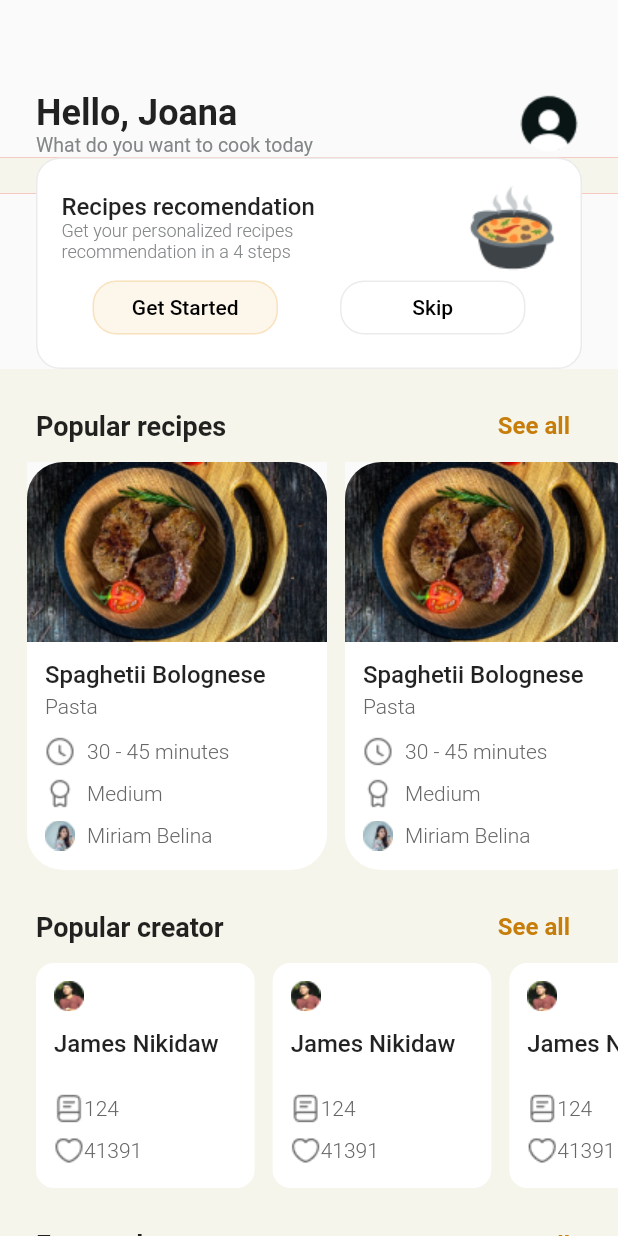
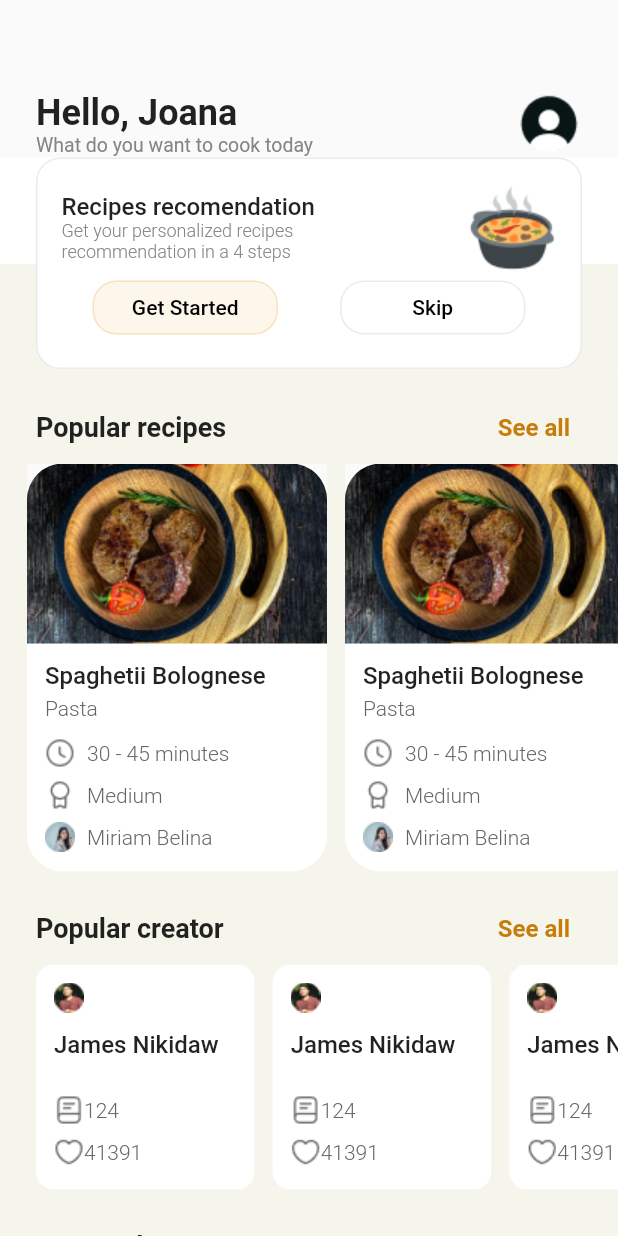
Before and after one commit to Alex-code0/Flutter-Development, a Flutter app: the screen it shows after launch, on a phone screen of 412 x 824 dp. Run offline on Flutter 3.47's test engine with Material 2 defaults, Android fonts, the phone set to English and light mode, and no system bars; our stand-ins replace math_expressions.

Commit message:
Update Homepage.dart

```diff
--- a/food_making/lib/Homepage.dart
+++ b/food_making/lib/Homepage.dart
@@ -25,12 +25,20 @@ class HomepageState extends State<Homepage> {
                 Stack(
                   children: [
                     Container(
-                      color: Colors.red,
-                      padding: EdgeInsets.all(12),
-                    ),
-                    Container(
-                      color: Color(0xFFF5F5EB),
-                      padding: EdgeInsets.all(12),
+                      child: Column(
+                        children: [
+                          Container(
+                            height: 71,
+                            color: Colors.white,
+                            padding: EdgeInsets.all(12),
+                          ),
+                          Container(
+                            height: 71,
+                            color: Color(0xFFF5F5EB),
+                            padding: EdgeInsets.all(12),
+                          ),
+                        ],
+                      ),
                     ),
                     RecipeRecomandation(),
                   ],
```
